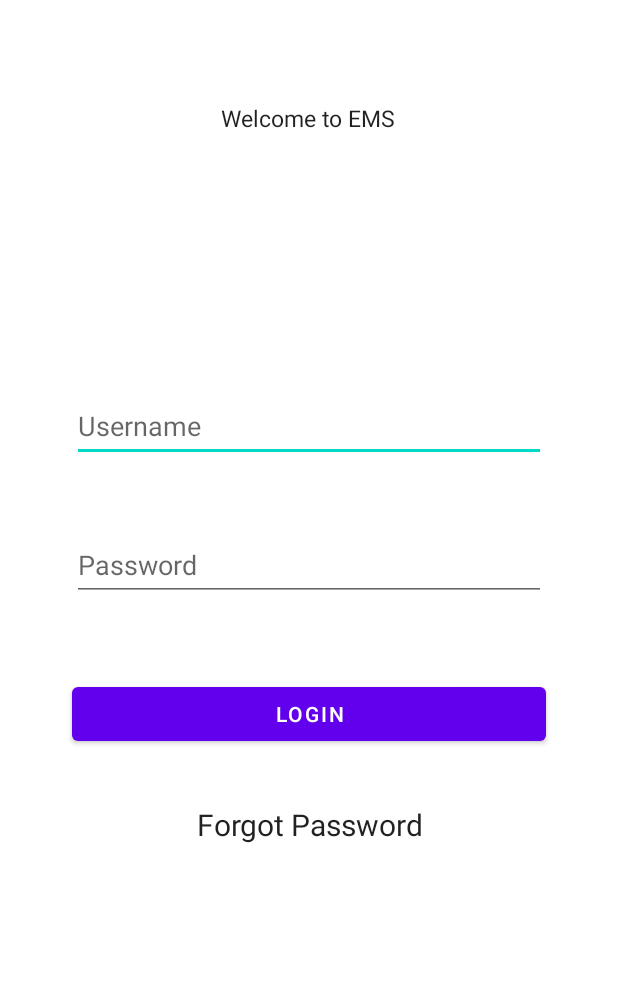
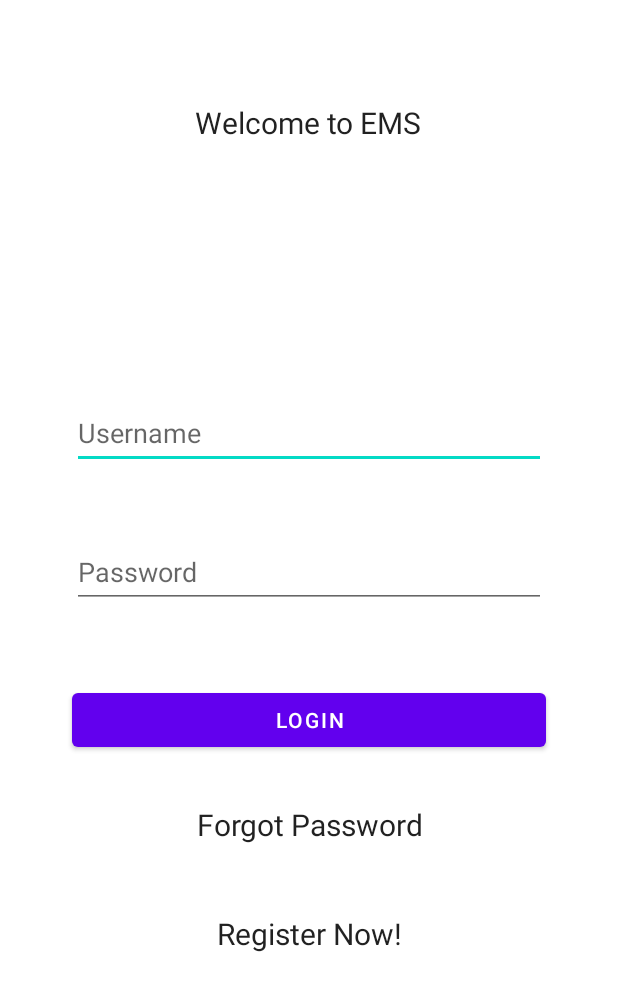
Before and after one commit to kostandinvllahu/TEST, an Android app: the screen it shows after launch (LoginActivity), on a phone screen of 412 x 824 dp. Shown: the top 991 px of the screen. Run offline under Robolectric (Android 15) with nearby library versions, the phone set to English and light mode, and no system bars; our stand-ins replace Volley.

Commit message:
Fixed a bug after sms credit goes 0 the button to be blocked, making now possible to make an account from the application and then login. Will make first the API service then will implement the request in java.

```diff
--- a/app/src/main/java/com/example/orthodoxsaintdatabase/Activity/LoginActivity.java
+++ b/app/src/main/java/com/example/orthodoxsaintdatabase/Activity/LoginActivity.java
@@ -4,12 +4,14 @@ import android.content.Intent;
 import android.content.SharedPreferences;
 import android.os.Bundle;
 import android.view.View;
+import android.view.WindowManager;
 import android.widget.Button;
 import android.widget.EditText;
 import android.widget.TextView;
 import android.widget.Toast;
 
 
+import androidx.appcompat.app.AlertDialog;
 import androidx.appcompat.app.AppCompatActivity;
 
 import com.android.volley.Request;
@@ -26,13 +28,13 @@ import java.util.HashMap;
 import java.util.Map;
 
 public class LoginActivity extends AppCompatActivity {
-    public String response ="";
-    EditText username, password;
-    Button btnLogin;
-    TextView txtforgot;
+
+    EditText username, password, txtUsername, txtEmail, txtPassword;
+    Button btnLogin, btnCreate;
+    TextView txtforgot,txtRegister;
     Boolean verify = false;
     Boolean click = false;
-    GetValues values = new GetValues();
+
     public static final String SHARED_PREFS = "sharedPrefs";
     public static final String TEXT = "text";
     public static final String CREDIT = "credit";
@@ -46,6 +48,7 @@ public class LoginActivity extends AppCompatActivity {
         username = findViewById(R.id.textUsername);
         password = findViewById(R.id.textPassword);
         txtforgot = findViewById(R.id.txtforgot);
+        txtRegister = findViewById(R.id.register);
         txtforgot.setOnClickListener(view -> {
             if(!verify){
                 verify = true;
@@ -58,6 +61,30 @@ public class LoginActivity extends AppCompatActivity {
         });
         btnLogin.setOnClickListener(view -> {
             Login();
+        });
+
+        txtRegister.setOnClickListener(v -> {
+            AlertDialog.Builder builder = new AlertDialog.Builder(LoginActivity.this);
+            AlertDialog dialog;
+            final View createAccount = getLayoutInflater().inflate(R.layout.register, null);
+            txtUsername = (EditText) createAccount.findViewById(R.id.txtUsername);
+            txtEmail = (EditText) createAccount.findViewById(R.id.txtEmail);
+            txtPassword = (EditText) createAccount.findViewById(R.id.txtPassword);
+            btnCreate = (Button) createAccount.findViewById(R.id.btnCreate);
+            builder.setView(createAccount);
+            builder.setTitle("Create Account");
+            dialog = builder.create();
+            dialog.show();
+//            WindowManager.LayoutParams layoutParams = new WindowManager.LayoutParams();
+//            layoutParams.copyFrom(dialog.getWindow().getAttributes());
+//            layoutParams.width = WindowManager.LayoutParams.MATCH_PARENT;
+//            layoutParams.height = WindowManager.LayoutParams.MATCH_PARENT;
+//            dialog.getWindow().setAttributes(layoutParams);;
+
+            btnCreate.setOnClickListener(v1 -> {
+                //API qe krijon llogari te re
+            });
+
         });
     }
 
--- a/app/src/main/res/layout/activity_login.xml
+++ b/app/src/main/res/layout/activity_login.xml
@@ -11,7 +11,7 @@
         android:layout_height="wrap_content"
         android:text="Welcome to EMS"
         app:layout_constraintBottom_toBottomOf="parent"
-        android:textSize="15sp"
+        android:textSize="20dp"
         android:textColor="?android:textColorPrimary"
         app:layout_constraintEnd_toEndOf="parent"
         app:layout_constraintHorizontal_bias="0.498"
@@ -71,6 +71,8 @@
         android:id="@+id/txtforgot"
         android:layout_width="match_parent"
         android:layout_height="wrap_content"
+        android:layout_marginLeft="48dp"
+        android:layout_marginRight="48dp"
         android:text="Forgot Password"
         android:textAlignment="center"
         android:textColor="?android:textColorPrimary"
@@ -80,7 +82,21 @@
         app:layout_constraintHorizontal_bias="1.0"
         app:layout_constraintStart_toStartOf="parent"
         app:layout_constraintTop_toTopOf="parent"
-        app:layout_constraintVertical_bias="0.673"
+        app:layout_constraintVertical_bias="0.673" />
+
+    <TextView
+        android:id="@+id/register"
+        android:layout_width="wrap_content"
+        android:layout_height="wrap_content"
         android:layout_marginLeft="48dp"
-        android:layout_marginRight="48dp"/>
+        android:layout_marginTop="45dp"
+        android:layout_marginRight="48dp"
+        android:text="Register Now!"
+        android:textColor="?android:textColorPrimary"
+        android:textSize="20dp"
+        app:layout_constraintBottom_toBottomOf="parent"
+        app:layout_constraintEnd_toEndOf="parent"
+        app:layout_constraintStart_toStartOf="parent"
+        app:layout_constraintTop_toBottomOf="@+id/txtforgot"
+        app:layout_constraintVertical_bias="0.0" />
 </androidx.constraintlayout.widget.ConstraintLayout>
```
Also changed, not shown: app/src/main/java/com/example/orthodoxsaintdatabase/Activity/MainActivity.java (+8 -4 lines), app/src/main/res/layout/register.xml (added, +69 -0 lines), 2 other files.
